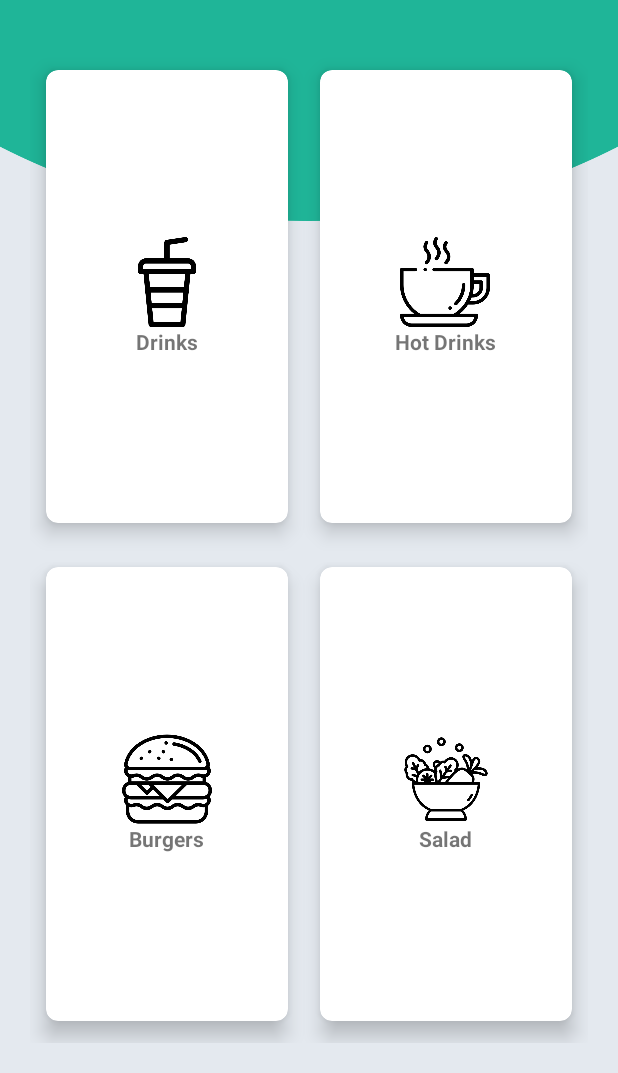
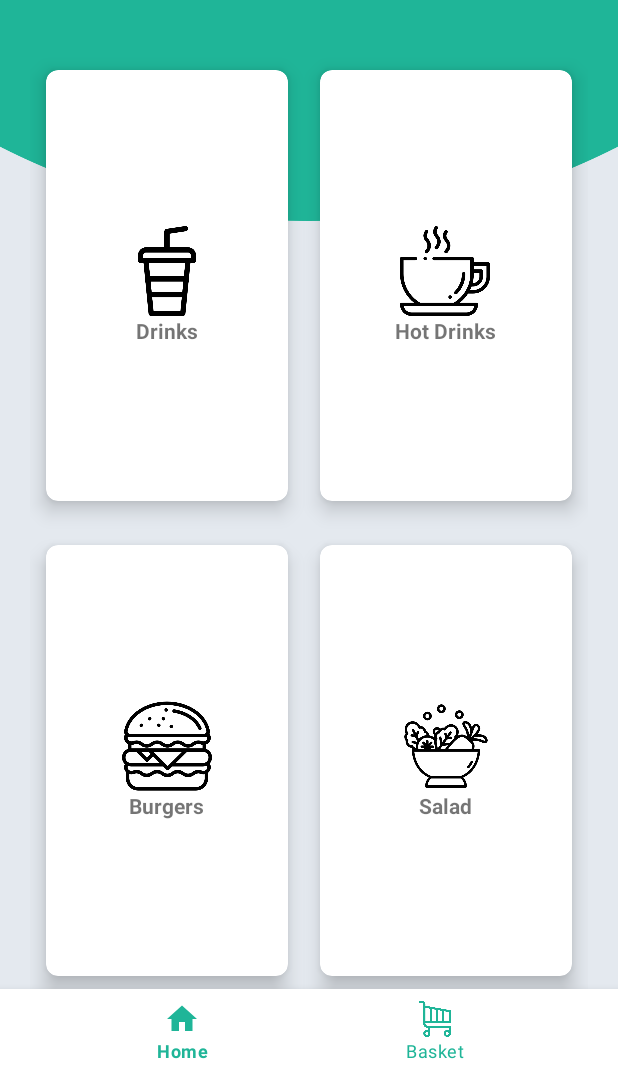
Before and after one commit to maxkonar/Fast-Food-Restaurant, an Android app: the MainMenu screen opened directly, with no data from a screen before it, on a phone screen of 412 x 824 dp, the part 163-1236 px from its top. Run offline under Robolectric (Android 15) with nearby library versions, the phone set to English and light mode, and no system bars.

Commit message:
Add navbar

```diff
--- a/app/build.gradle
+++ b/app/build.gradle
@@ -40,6 +40,7 @@ dependencies {
     implementation 'com.google.android.material:material:1.2.1'
     implementation 'androidx.constraintlayout:constraintlayout:2.0.4'
     implementation 'androidx.wear:wear:1.0.0'
+    implementation 'androidx.gridlayout:gridlayout:1.0.0'
     testImplementation 'junit:junit:4.+'
     androidTestImplementation 'androidx.test.ext:junit:1.1.2'
     androidTestImplementation 'androidx.test.espresso:espresso-core:3.3.0'
--- a/app/src/main/java/pl/KKJK/fast_food_restaurant/MainMenu.kt
+++ b/app/src/main/java/pl/KKJK/fast_food_restaurant/MainMenu.kt
@@ -1,10 +1,12 @@
 package pl.KKJK.fast_food_restaurant
 
 
+import android.content.ClipData
 import android.content.Intent
 import androidx.appcompat.app.AppCompatActivity
 import android.os.Bundle
 import android.view.View
+import android.widget.Button
 
 
 class MainMenu : AppCompatActivity() {
@@ -13,6 +15,8 @@ class MainMenu : AppCompatActivity() {
         setContentView(R.layout.activity_main_menu)
 
         val stateValue = savedInstanceState?.getString(STATE_VALUE_1)
+
+
     }
 
     companion object {
--- a/app/src/main/java/pl/KKJK/fast_food_restaurant/ProductMenu.kt
+++ b/app/src/main/java/pl/KKJK/fast_food_restaurant/ProductMenu.kt
@@ -1,5 +1,6 @@
 package pl.KKJK.fast_food_restaurant
 
+import android.content.ClipData
 import androidx.appcompat.app.AppCompatActivity
 import android.os.Bundle
 import android.widget.ListView
@@ -30,8 +31,6 @@ class ProductMenu : AppCompatActivity() {
 
                 items.add(item)
             }
-
-            println(type)
         }
 
         val adapter = CustomAdapter(this, R.layout.product_listview, items)
@@ -40,9 +39,7 @@ class ProductMenu : AppCompatActivity() {
 
         list.setOnItemClickListener { parent, view, position, id ->
 
-            val alert = AlertDialog.Builder(this)
 
-            alert.setMessage("Dodano do koszyka").show()
 
             return@setOnItemClickListener
         }
--- /dev/null
+++ b/app/src/main/res/drawable/ic_home.xml
@@ -0,0 +1,5 @@
+<vector android:height="24dp" android:tint="#FFFFFF"
+    android:viewportHeight="24" android:viewportWidth="24"
+    android:width="24dp" xmlns:android="http://schemas.android.com/apk/res/android">
+    <path android:fillColor="@android:color/white" android:pathData="M10,20v-6h4v6h5v-8h3L12,3 2,12h3v8z"/>
+</vector>
--- a/app/src/main/res/layout/activity_main_menu.xml
+++ b/app/src/main/res/layout/activity_main_menu.xml
@@ -23,7 +23,16 @@
         android:textSize="30sp"
         android:textStyle="bold" />
 
-    <GridLayout android:layout_height="match_parent" android:layout_width="match_parent" android:layout_margin="20dp" android:rowCount="3" android:columnCount="2" android:layout_below="@id/title_view">
+    <GridLayout
+        android:layout_width="match_parent"
+        android:layout_height="match_parent"
+        android:layout_below="@id/title_view"
+        android:layout_marginStart="20dp"
+        android:layout_marginTop="20dp"
+        android:layout_marginEnd="20dp"
+        android:layout_marginBottom="50dp"
+        android:columnCount="2"
+        android:rowCount="3">
 
 
         <androidx.cardview.widget.CardView
@@ -39,8 +48,6 @@
             app:cardCornerRadius="8dp"
             app:cardElevation="8dp"
             app:cardUseCompatPadding="true">
-
-
 
 
             <LinearLayout
@@ -65,8 +72,6 @@
             </LinearLayout>
 
         </androidx.cardview.widget.CardView>
-
-
 
 
         <androidx.cardview.widget.CardView
@@ -186,4 +191,21 @@
 
     </GridLayout>
 
+    <com.google.android.material.bottomnavigation.BottomNavigationView
+        android:id="@+id/bottom_navigation"
+        android:layout_width="match_parent"
+        android:layout_height="wrap_content"
+        android:layout_alignParentBottom="true"
+        android:background="?android:attr/windowBackground"
+        app:itemBackground="@color/white"
+        app:itemIconTint="#1FB598"
+        app:itemTextColor="#1FB598"
+        app:menu="@menu/nav_menu" />
+
+    <FrameLayout
+        android:id="@+id/fl_wrapper"
+        android:layout_width="match_parent"
+        android:layout_height="match_parent"
+        android:layout_above="@id/bottom_navigation" />
+
 </RelativeLayout>
--- /dev/null
+++ b/app/src/main/res/menu/nav_menu.xml
@@ -0,0 +1,13 @@
+<?xml version="1.0" encoding="utf-8"?>
+<menu xmlns:android="http://schemas.android.com/apk/res/android">
+
+    <item
+        android:id="@+id/ic_home"
+        android:icon="@drawable/ic_home"
+        android:title="Home" />
+    <item
+        android:id="@+id/ic_basket"
+        android:icon="@drawable/shoppingcart"
+        android:title="Basket"
+        />
+</menu>
```
Also changed, not shown: app/src/main/java/pl/KKJK/fast_food_restaurant/Basket.kt (added, +13 -0 lines), app/src/main/java/pl/KKJK/fast_food_restaurant/Product.kt (+98 -2 lines), app/src/main/res/layout/activity_products_menu.xml (+24 -2 lines). Lines whose indentation alone changed are shown as unchanged.
